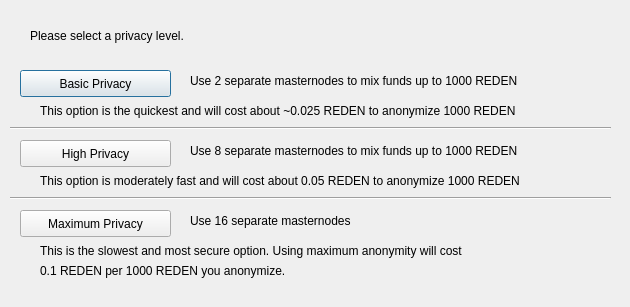
reefcoin-io/reefcoin-1, file src/qt/forms/darksendconfig.ui: the form before one commit.
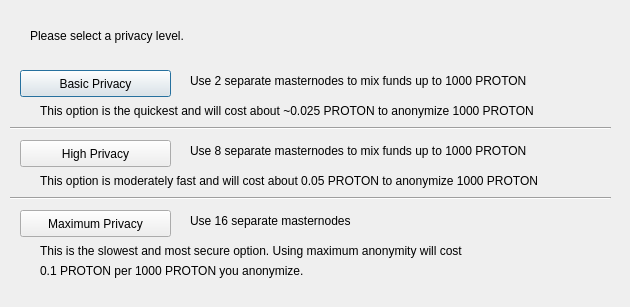
The form after the commit.

What changed in the file:
```diff
--- a/src/qt/forms/darksendconfig.ui
+++ b/src/qt/forms/darksendconfig.ui
@@ -75,7 +75,7 @@
     </rect>
    </property>
    <property name="text">
-    <string>Use 2 separate masternodes to mix funds up to 1000 REDEN</string>
+    <string>Use 2 separate masternodes to mix funds up to 1000 PROTON</string>
    </property>
   </widget>
   <widget class="QLabel" name="label_3">
@@ -88,7 +88,7 @@
     </rect>
    </property>
    <property name="text">
-    <string>Use 8 separate masternodes to mix funds up to 1000 REDEN</string>
+    <string>Use 8 separate masternodes to mix funds up to 1000 PROTON</string>
    </property>
   </widget>
   <widget class="QLabel" name="label_4">
@@ -114,7 +114,7 @@
     </rect>
    </property>
    <property name="text">
-    <string>This option is the quickest and will cost about ~0.025 REDEN to anonymize 1000 REDEN</string>
+    <string>This option is the quickest and will cost about ~0.025 PROTON to anonymize 1000 PROTON</string>
    </property>
   </widget>
   <widget class="QLabel" name="label_7">
@@ -127,7 +127,7 @@
     </rect>
    </property>
    <property name="text">
-    <string>This option is moderately fast and will cost about 0.05 REDEN to anonymize 1000 REDEN</string>
+    <string>This option is moderately fast and will cost about 0.05 PROTON to anonymize 1000 PROTON</string>
    </property>
   </widget>
   <widget class="QLabel" name="label_8">
@@ -153,7 +153,7 @@
     </rect>
    </property>
    <property name="text">
-    <string>0.1 REDEN per 1000 REDEN you anonymize.</string>
+    <string>0.1 PROTON per 1000 PROTON you anonymize.</string>
    </property>
   </widget>
   <widget class="Line" name="line">
```
